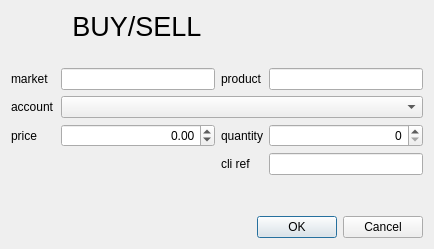
Qt form src/qt_components/src/qeditorder.ui (jleahred/maiquel-toolkit-cpp) before a commit.
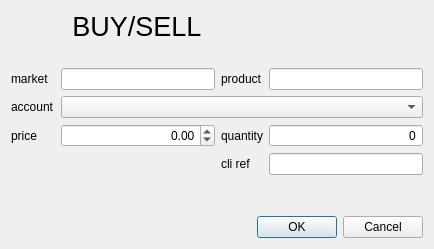
The same form after that commit. Icons and pictures are not drawn. Custom widgets are drawn as their Qt base class.

Patch:
```diff
--- a/src/qt_components/src/qeditorder.ui
+++ b/src/qt_components/src/qeditorder.ui
@@ -160,8 +160,8 @@
      <property name="alignment">
       <set>Qt::AlignRight|Qt::AlignTrailing|Qt::AlignVCenter</set>
      </property>
-     <property name="accelerated">
-      <bool>true</bool>
+     <property name="buttonSymbols">
+      <enum>QAbstractSpinBox::NoButtons</enum>
      </property>
      <property name="correctionMode">
       <enum>QAbstractSpinBox::CorrectToNearestValue</enum>
```
Left out of the diff: 6 changed lines with no effect on the pictures.
